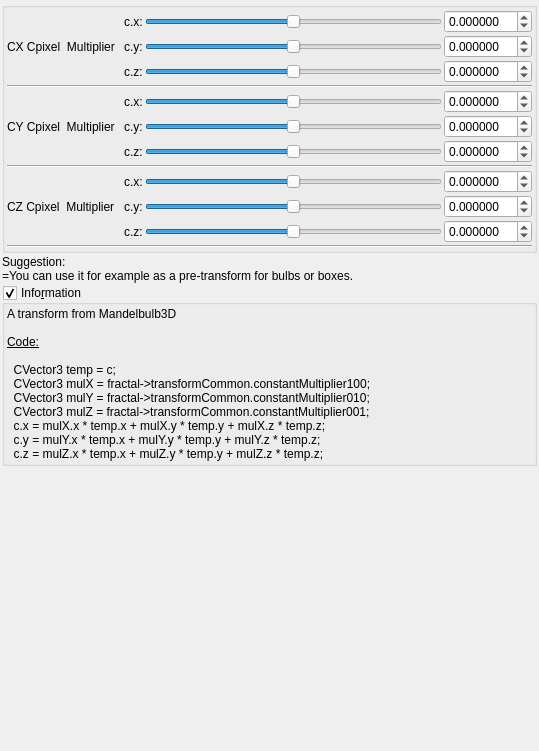
Qt form mandelbulber2/qt_data/fractal_transf_lin_combine_Cxyz.ui (buddhi1980/mandelbulber2) before a commit.
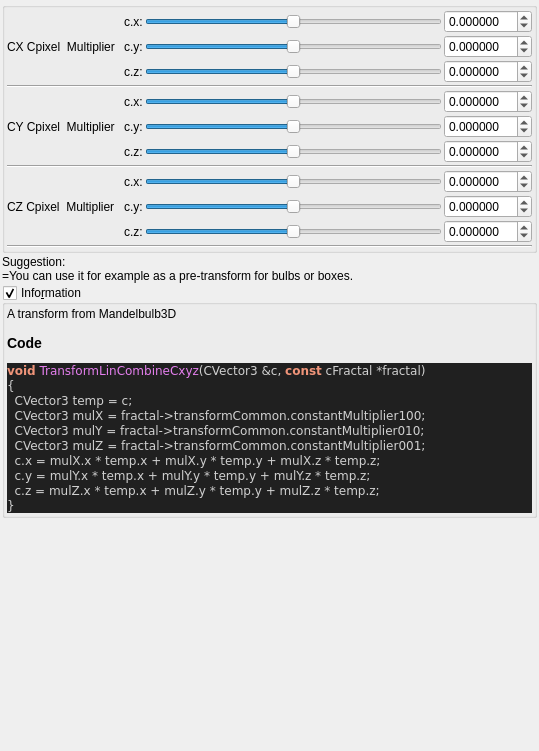
The same form after that commit. Custom widgets are drawn as their Qt base class.

Commit message:
added all transforms information boxes
now all formulas can be parsed.

@buddhi do you got a reference for Xenodreambuie formula?

```diff
--- a/mandelbulber2/qt_data/fractal_transf_lin_combine_Cxyz.ui
+++ b/mandelbulber2/qt_data/fractal_transf_lin_combine_Cxyz.ui
@@ -671,21 +671,31 @@
       <item>
        <widget class="QLabel" name="label_4">
         <property name="text">
-         <string>&lt;!DOCTYPE HTML PUBLIC &quot;-//W3C//DTD HTML 4.0//EN&quot; &quot;http://www.w3.org/TR/REC-html40/strict.dtd&quot;&gt;
-&lt;html&gt;&lt;head&gt;&lt;meta name=&quot;qrichtext&quot; content=&quot;1&quot; /&gt;&lt;style type=&quot;text/css&quot;&gt;
-p, li { white-space: pre-wrap; }
-&lt;/style&gt;&lt;/head&gt;&lt;body&gt;
-&lt;p style=&quot; margin-top:0px; margin-bottom:0px; margin-left:0px; margin-right:0px; -qt-block-indent:0; text-indent:0px;&quot;&gt;A transform from Mandelbulb3D&lt;/p&gt;
-&lt;p style=&quot;-qt-paragraph-type:empty; margin-top:0px; margin-bottom:0px; margin-left:0px; margin-right:0px; -qt-block-indent:0; text-indent:0px;&quot;&gt;&lt;br /&gt;&lt;/p&gt;
-&lt;p style=&quot; margin-top:0px; margin-bottom:0px; margin-left:0px; margin-right:0px; -qt-block-indent:0; text-indent:0px;&quot;&gt;&lt;span style=&quot; text-decoration: underline;&quot;&gt;Code:&lt;/span&gt;&lt;/p&gt;
-&lt;p style=&quot;-qt-paragraph-type:empty; margin-top:0px; margin-bottom:0px; margin-left:0px; margin-right:0px; -qt-block-indent:0; text-indent:0px; text-decoration: underline;&quot;&gt;&lt;br /&gt;&lt;/p&gt;
-&lt;p style=&quot; margin-top:0px; margin-bottom:0px; margin-left:0px; margin-right:0px; -qt-block-indent:0; text-indent:0px;&quot;&gt;  CVector3 temp = c;&lt;/p&gt;
-&lt;p style=&quot; margin-top:0px; margin-bottom:0px; margin-left:0px; margin-right:0px; -qt-block-indent:0; text-indent:0px;&quot;&gt;  CVector3 mulX = fractal-&amp;gt;transformCommon.constantMultiplier100;&lt;/p&gt;
-&lt;p style=&quot; margin-top:0px; margin-bottom:0px; margin-left:0px; margin-right:0px; -qt-block-indent:0; text-indent:0px;&quot;&gt;  CVector3 mulY = fractal-&amp;gt;transformCommon.constantMultiplier010;&lt;/p&gt;
-&lt;p style=&quot; margin-top:0px; margin-bottom:0px; margin-left:0px; margin-right:0px; -qt-block-indent:0; text-indent:0px;&quot;&gt;  CVector3 mulZ = fractal-&amp;gt;transformCommon.constantMultiplier001;&lt;/p&gt;
-&lt;p style=&quot; margin-top:0px; margin-bottom:0px; margin-left:0px; margin-right:0px; -qt-block-indent:0; text-indent:0px;&quot;&gt;  c.x = mulX.x * temp.x + mulX.y * temp.y + mulX.z * temp.z;&lt;/p&gt;
-&lt;p style=&quot; margin-top:0px; margin-bottom:0px; margin-left:0px; margin-right:0px; -qt-block-indent:0; text-indent:0px;&quot;&gt;  c.y = mulY.x * temp.x + mulY.y * temp.y + mulY.z * temp.z;&lt;/p&gt;
-&lt;p style=&quot; margin-top:0px; margin-bottom:0px; margin-left:0px; margin-right:0px; -qt-block-indent:0; text-indent:0px;&quot;&gt;  c.z = mulZ.x * temp.x + mulZ.y * temp.y + mulZ.z * temp.z;&lt;/p&gt;&lt;/body&gt;&lt;/html&gt;</string>
+         <string>&lt;p&gt;A transform from Mandelbulb3D&lt;/p&gt;&lt;table&gt;
+&lt;/table&gt;
+&lt;h3&gt;Code&lt;/h3&gt;
+&lt;!DOCTYPE HTML PUBLIC &quot;-//W3C//DTD HTML 4.0 Transitional//EN&quot;&gt;
+&lt;html&gt;
+&lt;head&gt;
+&lt;meta http-equiv=&quot;content-type&quot; content=&quot;text/html; charset=ISO-8859-1&quot;&gt;
+&lt;title&gt;Source file&lt;/title&gt;
+&lt;/head&gt;
+&lt;body style=&quot;background-color:#202020&quot;&gt;
+&lt;pre style=&quot;color:#d0d0d0; background-color:#202020;  font-family:'Courier New';&quot;&gt;&lt;span style=&quot;color:#f09479; font-weight:bold&quot;&gt;void&lt;/span&gt; &lt;span style=&quot;color:#e47eed&quot;&gt;TransformLinCombineCxyz&lt;/span&gt;&lt;span style=&quot;color:#d0d0d0&quot;&gt;(&lt;/span&gt;CVector3 &lt;span style=&quot;color:#d0d0d0&quot;&gt;&amp;amp;&lt;/span&gt;c&lt;span style=&quot;color:#d0d0d0&quot;&gt;,&lt;/span&gt; &lt;span style=&quot;color:#f09479; font-weight:bold&quot;&gt;const&lt;/span&gt; cFractal &lt;span style=&quot;color:#d0d0d0&quot;&gt;*&lt;/span&gt;fractal&lt;span style=&quot;color:#d0d0d0&quot;&gt;)&lt;/span&gt;
+&lt;span style=&quot;color:#d0d0d0&quot;&gt;{&lt;/span&gt;
+  CVector3 temp &lt;span style=&quot;color:#d0d0d0&quot;&gt;=&lt;/span&gt; c&lt;span style=&quot;color:#d0d0d0&quot;&gt;;&lt;/span&gt;
+  CVector3 mulX &lt;span style=&quot;color:#d0d0d0&quot;&gt;=&lt;/span&gt; fractal&lt;span style=&quot;color:#d0d0d0&quot;&gt;-&amp;gt;&lt;/span&gt;transformCommon&lt;span style=&quot;color:#d0d0d0&quot;&gt;.&lt;/span&gt;constantMultiplier100&lt;span style=&quot;color:#d0d0d0&quot;&gt;;&lt;/span&gt;
+  CVector3 mulY &lt;span style=&quot;color:#d0d0d0&quot;&gt;=&lt;/span&gt; fractal&lt;span style=&quot;color:#d0d0d0&quot;&gt;-&amp;gt;&lt;/span&gt;transformCommon&lt;span style=&quot;color:#d0d0d0&quot;&gt;.&lt;/span&gt;constantMultiplier010&lt;span style=&quot;color:#d0d0d0&quot;&gt;;&lt;/span&gt;
+  CVector3 mulZ &lt;span style=&quot;color:#d0d0d0&quot;&gt;=&lt;/span&gt; fractal&lt;span style=&quot;color:#d0d0d0&quot;&gt;-&amp;gt;&lt;/span&gt;transformCommon&lt;span style=&quot;color:#d0d0d0&quot;&gt;.&lt;/span&gt;constantMultiplier001&lt;span style=&quot;color:#d0d0d0&quot;&gt;;&lt;/span&gt;
+  c&lt;span style=&quot;color:#d0d0d0&quot;&gt;.&lt;/span&gt;x &lt;span style=&quot;color:#d0d0d0&quot;&gt;=&lt;/span&gt; mulX&lt;span style=&quot;color:#d0d0d0&quot;&gt;.&lt;/span&gt;x &lt;span style=&quot;color:#d0d0d0&quot;&gt;*&lt;/span&gt; temp&lt;span style=&quot;color:#d0d0d0&quot;&gt;.&lt;/span&gt;x &lt;span style=&quot;color:#d0d0d0&quot;&gt;+&lt;/span&gt; mulX&lt;span style=&quot;color:#d0d0d0&quot;&gt;.&lt;/span&gt;y &lt;span style=&quot;color:#d0d0d0&quot;&gt;*&lt;/span&gt; temp&lt;span style=&quot;color:#d0d0d0&quot;&gt;.&lt;/span&gt;y &lt;span style=&quot;color:#d0d0d0&quot;&gt;+&lt;/span&gt; mulX&lt;span style=&quot;color:#d0d0d0&quot;&gt;.&lt;/span&gt;z &lt;span style=&quot;color:#d0d0d0&quot;&gt;*&lt;/span&gt; temp&lt;span style=&quot;color:#d0d0d0&quot;&gt;.&lt;/span&gt;z&lt;span style=&quot;color:#d0d0d0&quot;&gt;;&lt;/span&gt;
+  c&lt;span style=&quot;color:#d0d0d0&quot;&gt;.&lt;/span&gt;y &lt;span style=&quot;color:#d0d0d0&quot;&gt;=&lt;/span&gt; mulY&lt;span style=&quot;color:#d0d0d0&quot;&gt;.&lt;/span&gt;x &lt;span style=&quot;color:#d0d0d0&quot;&gt;*&lt;/span&gt; temp&lt;span style=&quot;color:#d0d0d0&quot;&gt;.&lt;/span&gt;x &lt;span style=&quot;color:#d0d0d0&quot;&gt;+&lt;/span&gt; mulY&lt;span style=&quot;color:#d0d0d0&quot;&gt;.&lt;/span&gt;y &lt;span style=&quot;color:#d0d0d0&quot;&gt;*&lt;/span&gt; temp&lt;span style=&quot;color:#d0d0d0&quot;&gt;.&lt;/span&gt;y &lt;span style=&quot;color:#d0d0d0&quot;&gt;+&lt;/span&gt; mulY&lt;span style=&quot;color:#d0d0d0&quot;&gt;.&lt;/span&gt;z &lt;span style=&quot;color:#d0d0d0&quot;&gt;*&lt;/span&gt; temp&lt;span style=&quot;color:#d0d0d0&quot;&gt;.&lt;/span&gt;z&lt;span style=&quot;color:#d0d0d0&quot;&gt;;&lt;/span&gt;
+  c&lt;span style=&quot;color:#d0d0d0&quot;&gt;.&lt;/span&gt;z &lt;span style=&quot;color:#d0d0d0&quot;&gt;=&lt;/span&gt; mulZ&lt;span style=&quot;color:#d0d0d0&quot;&gt;.&lt;/span&gt;x &lt;span style=&quot;color:#d0d0d0&quot;&gt;*&lt;/span&gt; temp&lt;span style=&quot;color:#d0d0d0&quot;&gt;.&lt;/span&gt;x &lt;span style=&quot;color:#d0d0d0&quot;&gt;+&lt;/span&gt; mulZ&lt;span style=&quot;color:#d0d0d0&quot;&gt;.&lt;/span&gt;y &lt;span style=&quot;color:#d0d0d0&quot;&gt;*&lt;/span&gt; temp&lt;span style=&quot;color:#d0d0d0&quot;&gt;.&lt;/span&gt;y &lt;span style=&quot;color:#d0d0d0&quot;&gt;+&lt;/span&gt; mulZ&lt;span style=&quot;color:#d0d0d0&quot;&gt;.&lt;/span&gt;z &lt;span style=&quot;color:#d0d0d0&quot;&gt;*&lt;/span&gt; temp&lt;span style=&quot;color:#d0d0d0&quot;&gt;.&lt;/span&gt;z&lt;span style=&quot;color:#d0d0d0&quot;&gt;;&lt;/span&gt;
+&lt;span style=&quot;color:#d0d0d0&quot;&gt;}&lt;/span&gt;
+&lt;/pre&gt;
+&lt;/body&gt;
+&lt;/html&gt;
+&lt;!--HTML generated by highlight 3.9, http://www.andre-simon.de/--&gt;
+</string>
         </property>
         <property name="wordWrap">
          <bool>true</bool>
```
Left out of the diff: 2 changed lines with no effect on the pictures. The commit also changes 75 other files.
